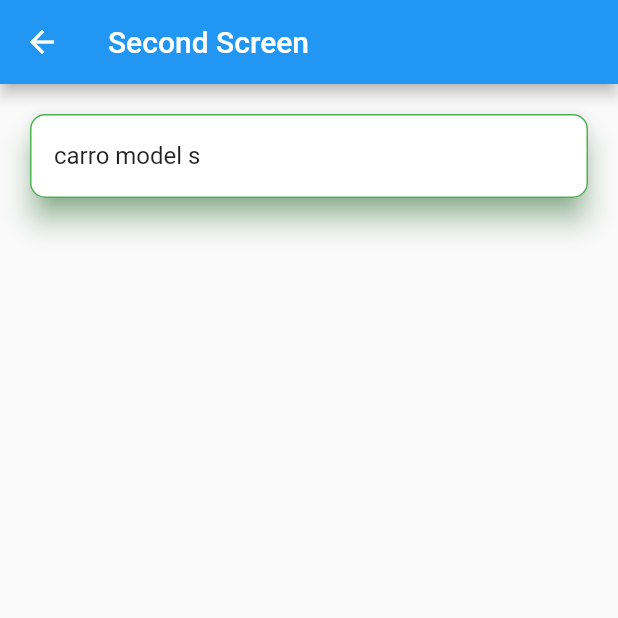
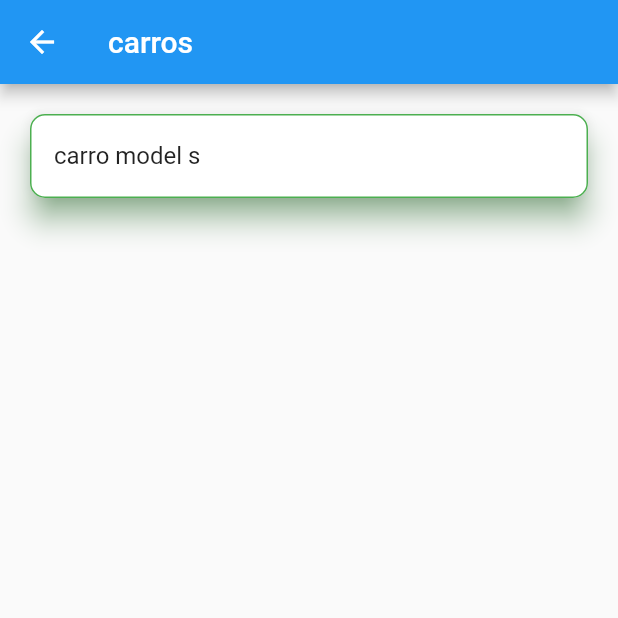
Before and after one commit to ruby-angelica-davila-avila/Nav-rutastesla, a Flutter app: the Pantalla2 screen opened by its route, on a phone screen of 412 x 824 dp, the top half of it. Run offline on Flutter 3.47's test engine with Material 2 defaults, Android fonts, the phone set to English and light mode, and no system bars.

```diff
--- a/lib/pagina1.dart
+++ b/lib/pagina1.dart
@@ -25,10 +25,10 @@ class Pantalla1 extends StatelessWidget {
         ),
         body: Center(
           child: RaisedButton(
-            child: Text('Launch screen'),
+            child: Text('TESLA'),
             onPressed: () {
               // Navega a la segunda pantalla usando una ruta con nombre
-              Navigator.pushNamed(context, '/second');
+              Navigator.pushNamed(context, '/Pantalla2');
             },
           ),
         )); //scaffold
--- a/lib/pagina2.dart
+++ b/lib/pagina2.dart
@@ -7,7 +7,7 @@ class Pantalla2 extends StatelessWidget {
   Widget build(BuildContext context) {
     return Scaffold(
         appBar: AppBar(
-          title: const Text('Second Screen'),
+          title: const Text('carros'),
         ),
         body: Card(
           child: ListTile(
```
Also changed, not shown: 1 other file.
